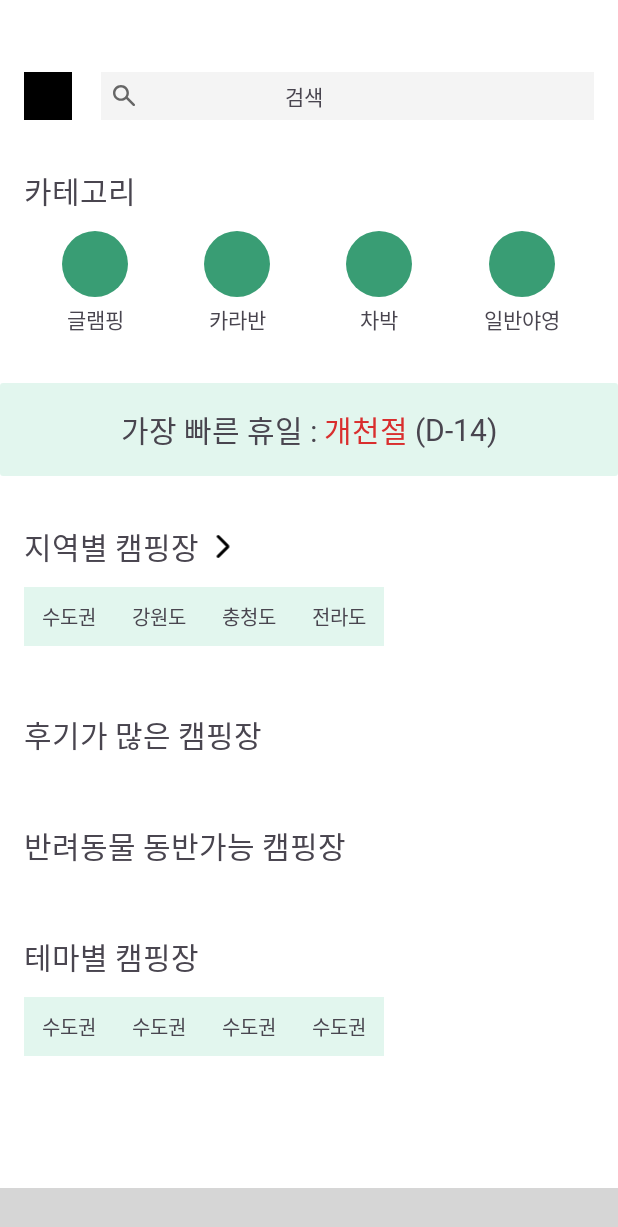
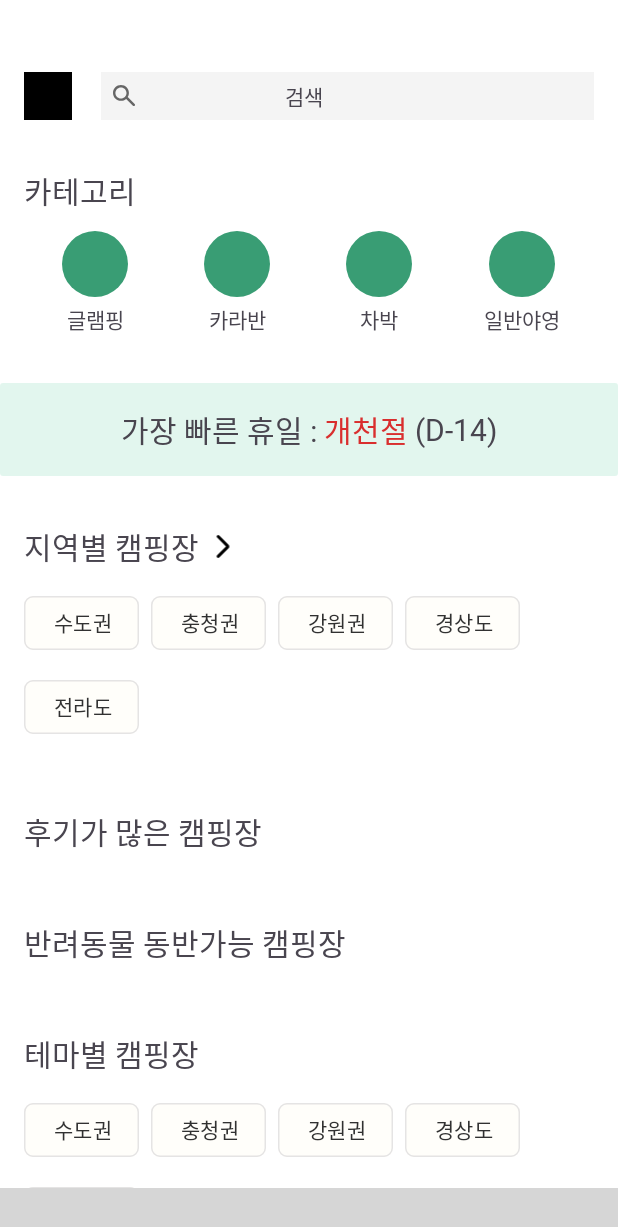
Before and after one commit to CampingMate/CampingMate, an Android app: the screen it shows after launch (MainActivity), on a phone screen of 412 x 824 dp. Shown: the top 1227 px of the screen. Run offline under Robolectric (Android 15) with nearby library versions, the phone set to English and light mode, and no system bars; our stand-ins replace Firebase (no records; nobody signed in at launch, a user with empty details on screens opened directly), Timber; libraries missing offline, so code that uses them is left out: com.kakao.sdk, nl.joery.animatedbottombar; plain views replace AnimatedBottomBar; pictures from the network do not load; 3 statements that could not run were skipped; grey boxes are pictures that could not be loaded.

Commit message:
[Feat]HomeFragment 지역별/테마별 코드 병합

```diff
--- a/app/src/main/java/com/brandon/campingmate/presentation/home/HomeFragment.kt
+++ b/app/src/main/java/com/brandon/campingmate/presentation/home/HomeFragment.kt
@@ -2,28 +2,42 @@ package com.brandon.campingmate.presentation.home
 
 import android.content.Intent
 import android.os.Bundle
+import android.util.Log
 import androidx.fragment.app.Fragment
 import android.view.LayoutInflater
 import android.view.View
 import android.view.ViewGroup
 import androidx.recyclerview.widget.GridLayoutManager
-import com.brandon.campingmate.presentation.search.SearchFragment
 import com.brandon.campingmate.databinding.FragmentHomeBinding
+import com.brandon.campingmate.domain.model.CampEntity
+import com.brandon.campingmate.presentation.campdetail.CampDetailActivity
 import com.brandon.campingmate.presentation.home.adapter.HomeAdapter
 import com.google.firebase.Firebase
+import com.google.firebase.firestore.Query
 import com.google.firebase.firestore.firestore
 
 class HomeFragment : Fragment() {
     private var _binding: FragmentHomeBinding? = null
     private val binding get() = _binding!!
 
-    var dataItem=mutableListOf<HomeDistrictThemeModel?>()
+    private var dataItem = mutableListOf<CampEntity?>()
     private lateinit var homeAdapter: HomeAdapter
+    private val db = Firebase.firestore
+    private val allCity = db.collection("camps")
+    private lateinit var dataCapital: Query
+    private lateinit var dataChungcheong: Query
+    private lateinit var dataGyeongsang: Query
+    private lateinit var dataJeolla: Query
+    private lateinit var dataGangwon: Query
+    private lateinit var dataSwim: Query
+    private lateinit var dataWalk: Query
+    private lateinit var dataActivity: Query
+    private lateinit var dataSpringFlower: Query
+    private lateinit var dataWinterFlower: Query
+    private lateinit var dataFallFlower: Query
+    private lateinit var dataSunset: Query
+//    private lateinit var dataPet: Query
 
-    override fun onCreate(savedInstanceState: Bundle?) {
-        super.onCreate(savedInstanceState)
-
-    }
 
     override fun onCreateView(
         inflater: LayoutInflater, container: ViewGroup?,
@@ -36,34 +50,67 @@ class HomeFragment : Fragment() {
     override fun onViewCreated(view: View, savedInstanceState: Bundle?) {
         super.onViewCreated(view, savedInstanceState)
 
-        val db = Firebase.firestore
-        val allCitys = db.collection("camps")
-        val dataCapital = allCitys.whereIn("doNm", listOf("서울시", "경기도", "인천시"))
-        val dataChungcheong = allCitys.whereIn("doNm", listOf("충청남도", "충청북도", "세종시", "대전시"))
-        val dataGyeongsang = allCitys.whereIn("doNm", listOf("경상북도", "경상남도", "부산시", "울산시", "대구시"))
-        val dataJeolla = allCitys.whereIn("doNm", listOf("전라북도", "전라남도", "광주시", "제주도"))
-        val dataGangwon = allCitys.whereIn("doNm", listOf("강원도"))
+        initView(allCity)
 
-        homeAdapter = HomeAdapter(requireContext(), dataItem)
-        binding.rvDistrictItem.adapter = homeAdapter
-        binding.rvDistrictItem.layoutManager = GridLayoutManager(requireContext(), 2, GridLayoutManager.HORIZONTAL, false)
-        binding.rvDistrictItem.itemAnimator = null
+        //지역별
+        dataCapital = allCity.whereIn("doNm", listOf("서울시", "경기도", "인천시")).limit(10)
+        dataChungcheong = allCity.whereIn("doNm", listOf("충청남도", "충청북도", "세종시", "대전시")).limit(30)
+        dataGyeongsang = allCity.whereIn("doNm", listOf("경상북도", "경상남도", "부산시", "울산시", "대구시")).limit(30)
+        dataJeolla = allCity.whereIn("doNm", listOf("전라북도", "전라남도", "광주시", "제주도")).limit(30)
+        dataGangwon = allCity.whereIn("doNm", listOf("강원도")).limit(30)
 
-        binding.rvThemeItem.adapter = homeAdapter
-        binding.rvDistrictItem.layoutManager = GridLayoutManager(requireContext(), 2, GridLayoutManager.HORIZONTAL, false)
-        binding.rvDistrictItem.itemAnimator = null
+        //테마
+        dataSwim = allCity.whereIn("themaEnvrnCl", listOf("여름물놀이")).limit(30)
+        dataWalk = allCity.whereIn("themaEnvrnCl", listOf("걷기길")).limit(30)
+        dataActivity = allCity.whereIn("themaEnvrnCl", listOf("액티비티")).limit(30)
+        dataSpringFlower = allCity.whereIn("themaEnvrnCl", listOf("봄꽃여행")).limit(30)
+        dataWinterFlower = allCity.whereIn("themaEnvrnCl", listOf("겨울눈꽃명소")).limit(30)
+        dataFallFlower = allCity.whereIn("themaEnvrnCl", listOf("가을단풍명소")).limit(30)
+        dataSunset = allCity.whereIn("themaEnvrnCl", listOf("일몰명소")).limit(30)
 
-        homeAdapter.itemClick = object : HomeAdapter.ItemClick {
-            override fun onClick(view: View, position: Int) {
-//                val intent = Intent(requireContext(), ::class.java)
+
+
+        initView(dataSwim)
+
+        //반려동물
+        val dataPet = allCity.whereEqualTo("animalCmgCl","").limit(30)
+
+//        dataCapital.get().addOnSuccessListener { it ->
+//            for(document in it.documents){
+//                val dataList = document.toObject(CampEntity::class.java)
+//                dataItem.add(dataList)
+//                Log.d("Home","item : $dataItem")
+//            }
+//            homeAdapter = HomeAdapter(requireContext(), dataItem)
+//            binding.rvDistrictItem.adapter = homeAdapter
+//            binding.rvDistrictItem.layoutManager = GridLayoutManager(requireContext(), 2, GridLayoutManager.HORIZONTAL, false)
+//            binding.rvDistrictItem.itemAnimator = null
+//        }
+
+//        dataItem=selectItem(dataCapital)
+
+//        homeAdapter = HomeAdapter(requireContext(), dataItem)
+//        binding.rvDistrictItem.adapter = homeAdapter
+//        binding.rvDistrictItem.layoutManager = GridLayoutManager(requireContext(), 2, GridLayoutManager.HORIZONTAL, false)
+//        binding.rvDistrictItem.itemAnimator = null
+
+//        binding.rvThemeItem.adapter = homeAdapter
+//        binding.rvDistrictItem.layoutManager = GridLayoutManager(requireContext(), 2, GridLayoutManager.HORIZONTAL, false)
+//        binding.rvDistrictItem.itemAnimator = null
+
+//        homeAdapter = HomeAdapter(requireContext(), dataItem)
+//        Log.d("Home", "dataItem: $dataItem")
+//        homeAdapter.itemClick = object : HomeAdapter.ItemClick {
+//            override fun onClick(view: View, position: Int) {
+//                val intent = Intent(requireContext(), CampDetailActivity::class.java)
 //                startActivity(intent)
-//                supportFragmentManager.commit {
-//                    replace(R.id.frameLayout, frag)
-//                    setReorderingAllowed(true)
-//                    addToBackStack("")
-//                }
-            }
-        }
+////                supportFragmentManager.commit {
+////                    replace(R.id.frameLayout, frag)
+////                    setReorderingAllowed(true)
+////                    addToBackStack("")
+////                }
+//            }
+//        }
 
 
         binding.loSearch.setOnClickListener {
@@ -88,6 +135,49 @@ class HomeFragment : Fragment() {
         }
     }
 
+    private fun initView(data: Query) {
+        var limitData=data
+        var view = binding.rvDistrictItem
+        if (data == allCity)
+            limitData =data.limit(10)
+
+        limitData.get().addOnSuccessListener { it ->
+            for(document in it.documents){
+                val dataList = document.toObject(CampEntity::class.java)
+                dataItem.add(dataList)
+//                Log.d("Home","item : $dataItem")
+            }
+            view = when(data){
+                dataSwim, dataWalk, dataActivity, dataSpringFlower, dataWinterFlower, dataFallFlower, dataSunset ->binding.rvThemeItem
+                else -> view
+            }
+            homeAdapter = HomeAdapter(requireContext(), dataItem)
+            view.adapter = homeAdapter
+            view.layoutManager = GridLayoutManager(requireContext(), 2, GridLayoutManager.HORIZONTAL, false)
+            view.itemAnimator = null
+
+            homeAdapter.itemClick = object : HomeAdapter.ItemClick {
+                override fun onClick(view: View, position: Int) {
+                    val intent = Intent(requireContext(), CampDetailActivity::class.java)
+                    intent.putExtra("campData", dataItem[position])
+                    startActivity(intent)
+                }
+            }
+        }
+    }
+
+    private fun selectChip(data: Query): MutableList<CampEntity?> {
+        var item=mutableListOf<CampEntity?>()
+        data.get().addOnSuccessListener { it ->
+            for(document in it.documents){
+                val dataList = document.toObject(CampEntity::class.java)
+                item.add(dataList)
+                Log.d("Home","item : $item")
+            }
+        }
+        return item
+    }
+
     companion object {
 
     }
--- a/app/src/main/java/com/brandon/campingmate/presentation/home/adapter/HomeAdapter.kt
+++ b/app/src/main/java/com/brandon/campingmate/presentation/home/adapter/HomeAdapter.kt
@@ -7,13 +7,15 @@ import android.view.View
 import android.view.ViewGroup
 import androidx.core.content.ContextCompat.startActivity
 import androidx.recyclerview.widget.RecyclerView
+import com.brandon.campingmate.R
 import com.brandon.campingmate.presentation.search.SearchFragment
 import com.brandon.campingmate.databinding.FragmentProfileBinding
 import com.brandon.campingmate.databinding.ItemSmallCampBinding
+import com.brandon.campingmate.domain.model.CampEntity
 import com.brandon.campingmate.presentation.home.HomeDistrictThemeModel
 import com.bumptech.glide.Glide
 
-class HomeAdapter(private val mContext: Context, var mItems: MutableList<HomeDistrictThemeModel?>): RecyclerView.Adapter<HomeAdapter.Holder>() {
+class HomeAdapter(private val mContext: Context, var mItems: MutableList<CampEntity?>): RecyclerView.Adapter<HomeAdapter.Holder>() {
 
     interface ItemClick {
         fun onClick(view : View, position : Int)
@@ -30,11 +32,15 @@ class HomeAdapter(private val mContext: Context, var mItems: MutableList<HomeDis
         holder.itemView.setOnClickListener {
             itemClick?.onClick(it,position)
         }
-        Glide.with(mContext)
-            .load(mItems[position]?.campImg)
-            .into(holder.campImg)
+        if(mItems[position]?.firstImageUrl=="")
+            holder.campImg.setImageResource(R.drawable.ic_login_img)
+        else{
+            Glide.with(mContext)
+                .load(mItems[position]?.firstImageUrl)
+                .into(holder.campImg)
+        }
 
-        holder.campName.text=mItems[position]?.campName
+        holder.campName.text=mItems[position]?.facltNm
     }
 
     override fun getItemCount() = mItems.size
--- a/app/src/main/res/layout/fragment_home.xml
+++ b/app/src/main/res/layout/fragment_home.xml
@@ -264,7 +264,7 @@
                 app:layout_constraintStart_toEndOf="@id/tv_bigtitle_district"
                 app:layout_constraintTop_toTopOf="@id/tv_bigtitle_district" />
 
-            <LinearLayout
+            <com.google.android.material.chip.ChipGroup
                 android:id="@+id/lo_district_chip"
                 android:layout_width="0dp"
                 android:layout_height="wrap_content"
@@ -276,74 +276,66 @@
                 app:layout_constraintStart_toStartOf="parent"
                 app:layout_constraintTop_toBottomOf="@id/tv_bigtitle_district">
 
-                <androidx.cardview.widget.CardView
-                    android:layout_width="60dp"
-                    android:layout_height="39dp"
-                    app:cardCornerRadius="6dp"
-                    app:cardElevation="0dp">
+                    <com.google.android.material.chip.Chip
+                        android:id="@+id/chipCapital"
+                        style="@style/CustomChipChoice"
+                        android:layout_width="wrap_content"
+                        android:layout_height="wrap_content"
+                        android:checkable="true"
+                        android:clickable="true"
+                        android:fontFamily="@font/spoqahansansneo_regular"
+                        android:text="수도권"
+                        app:chipCornerRadius="6dp"
+                        app:chipStrokeWidth="1dp" />
 
-                    <TextView
-                        android:layout_width="match_parent"
-                        android:layout_height="match_parent"
-                        android:background="@color/green15"
-                        android:fontFamily="@font/spoqahansansneo_medium"
-                        android:gravity="center"
-                        android:text="수도권"
-                        android:textSize="13sp" />
+                    <com.google.android.material.chip.Chip
+                        android:id="@+id/chipCaravan"
+                        style="@style/CustomChipChoice"
+                        android:layout_width="wrap_content"
+                        android:layout_height="wrap_content"
+                        android:checkable="true"
+                        android:clickable="true"
+                        android:fontFamily="@font/spoqahansansneo_regular"
+                        android:text="충청권"
+                        app:chipCornerRadius="6dp"
+                        app:chipStrokeWidth="1dp" />
 
-                </androidx.cardview.widget.CardView>
+                    <com.google.android.material.chip.Chip
+                        android:id="@+id/chipCar"
+                        style="@style/CustomChipChoice"
+                        android:layout_width="wrap_content"
+                        android:layout_height="wrap_content"
+                        android:checkable="true"
+                        android:clickable="true"
+                        android:fontFamily="@font/spoqahansansneo_regular"
+                        android:text="강원권"
+                        app:chipCornerRadius="6dp"
+                        app:chipStrokeWidth="1dp" />
 
-                <androidx.cardview.widget.CardView
-                    android:layout_width="60dp"
-                    android:layout_height="39dp"
-                    app:cardCornerRadius="6dp"
-                    app:cardElevation="0dp">
+                    <com.google.android.material.chip.Chip
+                        android:id="@+id/chipBase"
+                        style="@style/CustomChipChoice"
+                        android:layout_width="wrap_content"
+                        android:layout_height="wrap_content"
+                        android:checkable="true"
+                        android:clickable="true"
+                        android:fontFamily="@font/spoqahansansneo_regular"
+                        android:text="경상도"
+                        app:chipCornerRadius="6dp"
+                        app:chipStrokeWidth="1dp" />
+                <com.google.android.material.chip.Chip
+                    android:id="@+id/chipBas"
+                    style="@style/CustomChipChoice"
+                    android:layout_width="wrap_content"
+                    android:layout_height="wrap_content"
+                    android:checkable="true"
+                    android:clickable="true"
+                    android:fontFamily="@font/spoqahansansneo_regular"
+                    android:text="전라도"
+                    app:chipCornerRadius="6dp"
+                    app:chipStrokeWidth="1dp" />
 
-                    <TextView
-                        android:layout_width="match_parent"
-                        android:layout_height="match_parent"
-                        android:background="@color/green15"
-                        android:fontFamily="@font/spoqahansansneo_medium"
-                        android:gravity="center"
-                        android:text="강원도"
-                        android:textSize="13sp" />
-
-                </androidx.cardview.widget.CardView>
-
-                <androidx.cardview.widget.CardView
-                    android:layout_width="60dp"
-                    android:layout_height="39dp"
-                    app:cardCornerRadius="6dp"
-                    app:cardElevation="0dp">
-
-                    <TextView
-                        android:layout_width="match_parent"
-                        android:layout_height="match_parent"
-                        android:background="@color/green15"
-                        android:fontFamily="@font/spoqahansansneo_medium"
-                        android:gravity="center"
-                        android:text="충청도"
-                        android:textSize="13sp" />
-
-                </androidx.cardview.widget.CardView>
-
-                <androidx.cardview.widget.CardView
-                    android:layout_width="60dp"
-                    android:layout_height="39dp"
-                    app:cardCornerRadius="6dp"
-                    app:cardElevation="0dp">
-
-                    <TextView
-                        android:layout_width="match_parent"
-                        android:layout_height="match_parent"
-                        android:background="@color/green15"
-                        android:fontFamily="@font/spoqahansansneo_medium"
-                        android:gravity="center"
-                        android:text="전라도"
-                        android:textSize="13sp" />
-
-                </androidx.cardview.widget.CardView>
-            </LinearLayout>
+            </com.google.android.material.chip.ChipGroup>
 
             <androidx.recyclerview.widget.RecyclerView
                 android:id="@+id/rv_district_item"
@@ -430,7 +422,7 @@
 
             </HorizontalScrollView>
 
-            <LinearLayout
+            <com.google.android.material.chip.ChipGroup
                 android:id="@+id/lo_theme_chip"
                 android:layout_width="0dp"
                 android:layout_height="wrap_content"
@@ -442,74 +434,65 @@
                 app:layout_constraintStart_toStartOf="parent"
                 app:layout_constraintTop_toBottomOf="@id/tv_bigtitle_theme">
 
-                <androidx.cardview.widget.CardView
-                    android:layout_width="60dp"
-                    android:layout_height="39dp"
-                    app:cardCornerRadius="6dp"
-                    app:cardElevation="0dp">
+                <com.google.android.material.chip.Chip
+                    android:id="@+id/chip1"
+                    style="@style/CustomChipChoice"
+                    android:layout_width="wrap_content"
+                    android:layout_height="wrap_content"
+                    android:checkable="true"
+                    android:clickable="true"
+                    android:fontFamily="@font/spoqahansansneo_regular"
+                    android:text="수도권"
+                    app:chipCornerRadius="6dp"
+                    app:chipStrokeWidth="1dp" />
 
-                    <TextView
-                        android:layout_width="match_parent"
-                        android:layout_height="match_parent"
-                        android:background="@color/green15"
-                        android:fontFamily="@font/spoqahansansneo_medium"
-                        android:gravity="center"
-                        android:text="수도권"
-                        android:textSize="13sp" />
+                <com.google.android.material.chip.Chip
+                    android:id="@+id/chip2"
+                    style="@style/CustomChipChoice"
+                    android:layout_width="wrap_content"
+                    android:layout_height="wrap_content"
+                    android:checkable="true"
+                    android:clickable="true"
+                    android:fontFamily="@font/spoqahansansneo_regular"
+                    android:text="충청권"
+                    app:chipCornerRadius="6dp"
+                    app:chipStrokeWidth="1dp" />
 
-                </androidx.cardview.widget.CardView>
+                <com.google.android.material.chip.Chip
+                    android:id="@+id/chip3"
+                    style="@style/CustomChipChoice"
+                    android:layout_width="wrap_content"
+                    android:layout_height="wrap_content"
+                    android:checkable="true"
+                    android:clickable="true"
+                    android:fontFamily="@font/spoqahansansneo_regular"
+                    android:text="강원권"
+                    app:chipCornerRadius="6dp"
+                    app:chipStrokeWidth="1dp" />
 
-                <androidx.cardview.widget.CardView
-                    android:layout_width="60dp"
-                    android:layout_height="39dp"
-                    app:cardCornerRadius="6dp"
-                    app:cardElevation="0dp">
-
-                    <TextView
-                        android:layout_width="match_parent"
-                        android:layout_height="match_parent"
-                        android:background="@color/green15"
-                        android:fontFamily="@font/spoqahansansneo_medium"
-                        android:gravity="center"
-                        android:text="수도권"
-                        android:textSize="13sp" />
-
-                </androidx.cardview.widget.CardView>
-
-                <androidx.cardview.widget.CardView
-                    android:layout_width="60dp"
-                    android:layout_height="39dp"
-                    app:cardCornerRadius="6dp"
-                    app:cardElevation="0dp">
-
-                    <TextView
-                        android:layout_width="match_parent"
-                        android:layout_height="match_parent"
-                        android:background="@color/green15"
-                        android:fontFamily="@font/spoqahansansneo_medium"
-                        android:gravity="center"
-                        android:text="수도권"
-                        android:textSize="13sp" />
-
-                </androidx.cardview.widget.CardView>
-
-                <androidx.cardview.widget.CardView
-                    android:layout_width="60dp"
-                    android:layout_height="39dp"
-                    app:cardCornerRadius="6dp"
-                    app:cardElevation="0dp">
-
-                    <TextView
-                        android:layout_width="match_parent"
-                        android:layout_height="match_parent"
-                        android:background="@color/green15"
-                        android:fontFamily="@font/spoqahansansneo_medium"
-                        android:gravity="center"
-                        android:text="수도권"
-                        android:textSize="13sp" />
-
-                </androidx.cardview.widget.CardView>
-            </LinearLayout>
+                <com.google.android.material.chip.Chip
+                    android:id="@+id/chip4"
+                    style="@style/CustomChipChoice"
+                    android:layout_width="wrap_content"
+                    android:layout_height="wrap_content"
+                    android:checkable="true"
+                    android:clickable="true"
+                    android:fontFamily="@font/spoqahansansneo_regular"
+                    android:text="경상도"
+                    app:chipCornerRadius="6dp"
+                    app:chipStrokeWidth="1dp" />
+                <com.google.android.material.chip.Chip
+                    android:id="@+id/chip5"
+                    style="@style/CustomChipChoice"
+                    android:layout_width="wrap_content"
+                    android:layout_height="wrap_content"
+                    android:checkable="true"
+                    android:clickable="true"
+                    android:fontFamily="@font/spoqahansansneo_regular"
+                    android:text="전라도"
+                    app:chipCornerRadius="6dp"
+                    app:chipStrokeWidth="1dp" />
+            </com.google.android.material.chip.ChipGroup>
 
             <androidx.recyclerview.widget.RecyclerView
                 android:id="@+id/rv_theme_item"
--- a/app/src/main/res/layout/item_small_camp.xml
+++ b/app/src/main/res/layout/item_small_camp.xml
@@ -12,16 +12,17 @@
     <androidx.cardview.widget.CardView
         android:id="@+id/cv_item_img"
         android:layout_width="match_parent"
-        android:layout_height="wrap_content"
+        android:layout_height="153dp"
         app:layout_constraintTop_toTopOf="parent"
         app:cardCornerRadius="12dp"
+        app:cardBackgroundColor="@color/brandColor"
         >
         <ImageView
             android:id="@+id/iv_home_camp_img"
             android:layout_width="match_parent"
-            android:layout_height="wrap_content"
-            android:adjustViewBounds="true"
-            android:layout_margin="1dp"
+            android:layout_height="match_parent"
+            android:layout_gravity="center"
+            android:scaleType="fitCenter"
             />
     </androidx.cardview.widget.CardView>
 
--- /dev/null
+++ b/app/src/main/res/values/strings_home.xml
@@ -0,0 +1,4 @@
+<?xml version="1.0" encoding="utf-8"?>
+<resources>
+    <string name="Capital">수도권</string>
+</resources>
```
